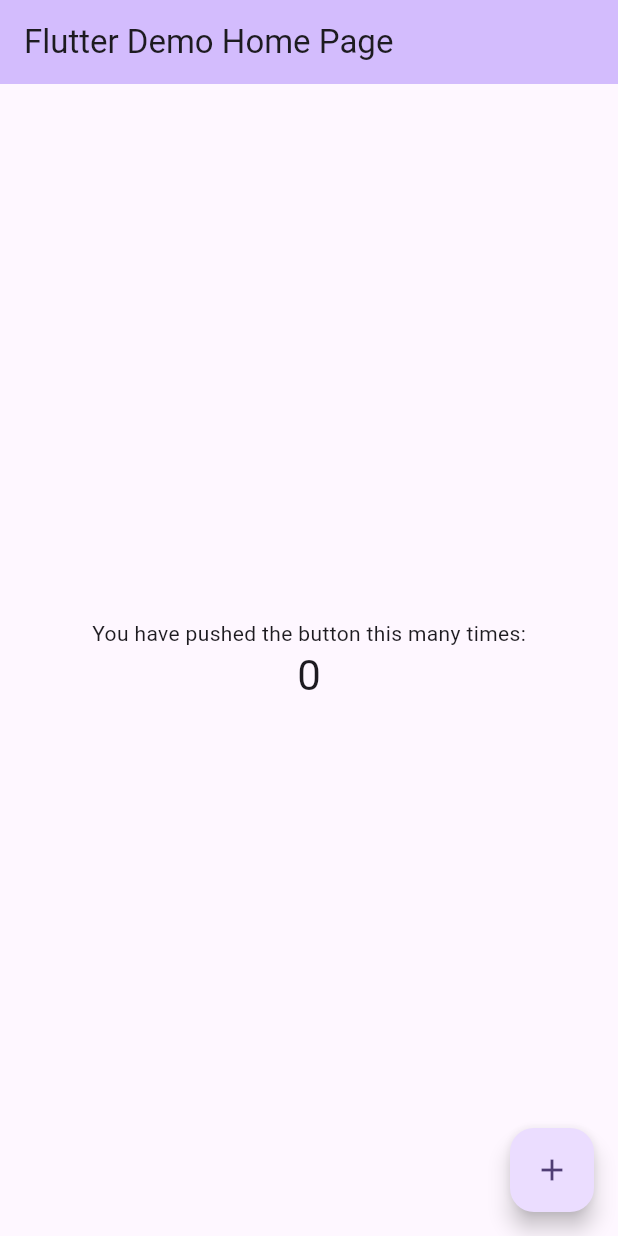
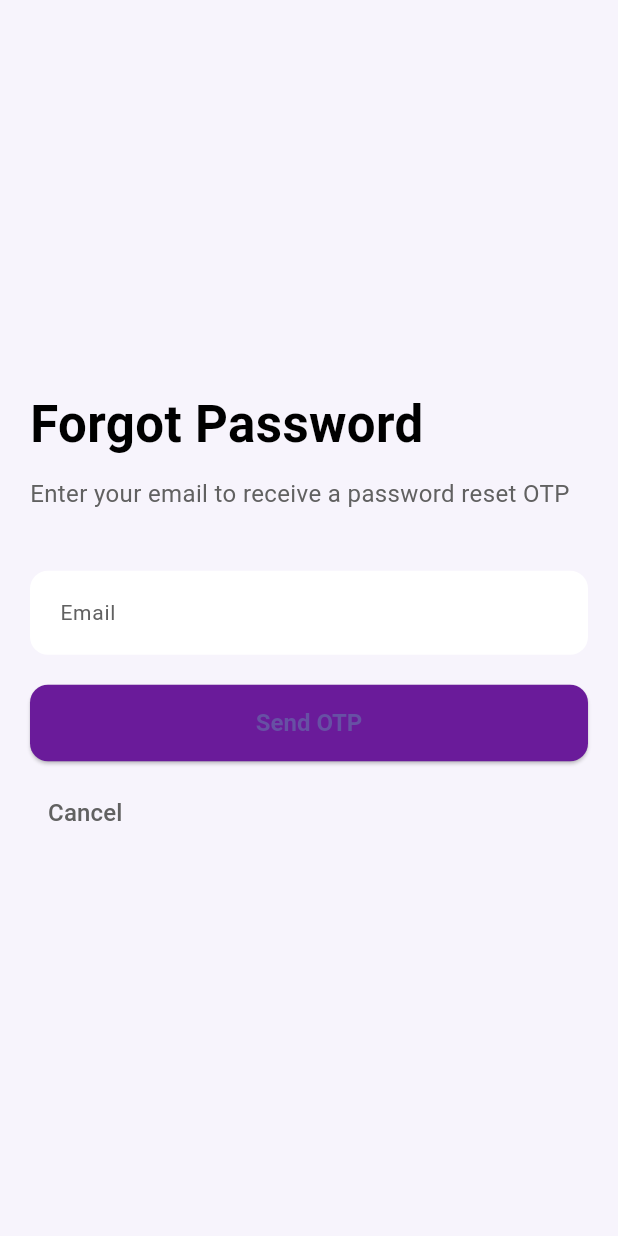
Before and after one commit to nadabha1/CodeCrew, a Flutter app: the screen it shows after launch, on a phone screen of 412 x 824 dp. Run offline on Flutter 3.47's test engine with Material 3 defaults, Android fonts, the light colour scheme and no system bars; our stand-ins replace shared_preferences; accounts and stored records are empty.

Commit message:
RESET AND FORGET PASSWORD

```diff
--- /dev/null
+++ b/projet_pim/devtools_options.yaml
@@ -0,0 +1,3 @@
+description: This file stores settings for Dart & Flutter DevTools.
+documentation: https://docs.flutter.dev/tools/devtools/extensions#configure-extension-enablement-states
+extensions:
--- /dev/null
+++ b/projet_pim/lib/Model/user_model.dart
@@ -0,0 +1,19 @@
+class User {
+  final String id;
+  final String name;
+  final String email;
+
+  User({
+    required this.id,
+    required this.name,
+    required this.email,
+  });
+
+  factory User.fromJson(Map<String, dynamic> json) {
+    return User(
+      id: json['_id'],
+      name: json['name'],
+      email: json['email'],
+    );
+  }
+}
--- /dev/null
+++ b/projet_pim/lib/Providers/auth_provider.dart
@@ -0,0 +1,47 @@
+import 'package:flutter/material.dart';
+import 'package:projet_pim/Model/user_model.dart';
+import 'package:projet_pim/ViewModel/auth_service.dart';
+import 'package:shared_preferences/shared_preferences.dart';
+
+
+class AuthProvider with ChangeNotifier {
+  User? _user;
+  String? _token;
+
+  User? get user => _user;
+  bool get isAuthenticated => _user != null;
+
+  final AuthService _authService = AuthService();
+
+  Future<void> login(String email, String password) async {
+    final data = await _authService.login(email, password);
+    _token = data['accessToken'];
+
+    final prefs = await SharedPreferences.getInstance();
+    prefs.setString('token', _token!);
+
+    _user = User.fromJson(data['user']);
+    notifyListeners();
+  }
+
+  Future<void> forgotPassword(String email) async {
+    await _authService.forgotPassword(email);
+  }
+
+  Future<void> resetPassword(String email, String otp, String newPassword) async {
+    await _authService.resetPasswordWithOtp(email, otp, newPassword);
+  }
+
+  void logout() async {
+    _user = null;
+    _token = null;
+
+    final prefs = await SharedPreferences.getInstance();
+    prefs.remove('token');
+    notifyListeners();
+  }
+
+  Future<void> verifyOtp(String email, String otp) async {
+   await _authService.verifyOtp(email, otp);
+  }
+}
--- /dev/null
+++ b/projet_pim/lib/View/forgot_password_screen.dart
@@ -0,0 +1,126 @@
+import 'package:flutter/material.dart';
+import 'package:projet_pim/View/reset_password_screen.dart';
+import 'package:provider/provider.dart';
+import '../providers/auth_provider.dart';
+
+class ForgotPasswordScreen extends StatelessWidget {
+  final _emailController = TextEditingController();
+
+  @override
+  Widget build(BuildContext context) {
+    final authProvider = Provider.of<AuthProvider>(context);
+
+    void _sendOtp() async {
+  try {
+    await authProvider.forgotPassword(_emailController.text);
+    ScaffoldMessenger.of(context).showSnackBar(
+      SnackBar(content: Text('OTP sent to your email')),
+    );
+
+    // Navigate to Reset Password Screen
+    Navigator.push(
+      context,
+      MaterialPageRoute(
+        builder: (context) => ResetPasswordScreen(email: _emailController.text),
+      ),
+    );
+  } catch (e) {
+    ScaffoldMessenger.of(context).showSnackBar(
+      SnackBar(content: Text(e.toString())),
+    );
+  }
+}
+
+
+    return Scaffold(
+      backgroundColor: const Color(0xFFF7F4FC), // Light purple background
+      body: Padding(
+        padding: const EdgeInsets.symmetric(horizontal: 20),
+        child: Column(
+          mainAxisAlignment: MainAxisAlignment.center,
+          crossAxisAlignment: CrossAxisAlignment.start,
+          children: [
+            // Title
+            Text(
+              "Forgot Password",
+              style: TextStyle(
+                fontSize: 34,
+                fontWeight: FontWeight.bold,
+                color: Colors.black,
+              ),
+            ),
+            SizedBox(height: 10),
+
+            // Subtitle
+            Text(
+              "Enter your email to receive a password reset OTP",
+              style: TextStyle(
+                fontSize: 16,
+                color: Colors.grey[700],
+              ),
+            ),
+            SizedBox(height: 40),
+
+            // Email Input
+            TextField(
+              controller: _emailController,
+              decoration: InputDecoration(
+                labelText: 'Email',
+                labelStyle: TextStyle(
+                  color: Colors.grey[700],
+                  fontSize: 14,
+                ),
+                filled: true,
+                fillColor: Colors.white,
+                border: OutlineInputBorder(
+                  borderRadius: BorderRadius.circular(12),
+                  borderSide: BorderSide.none,
+                ),
+                contentPadding: EdgeInsets.symmetric(
+                  vertical: 16,
+                  horizontal: 16,
+                ),
+              ),
+              keyboardType: TextInputType.emailAddress,
+            ),
+            SizedBox(height: 20),
+
+            // Send OTP Button
+            ElevatedButton(
+              onPressed: _sendOtp,
+              style: ElevatedButton.styleFrom(
+                backgroundColor: const Color(0xFF6A1B9A), // Purple button color
+                shape: RoundedRectangleBorder(
+                  borderRadius: BorderRadius.circular(12),
+                ),
+                padding: EdgeInsets.symmetric(
+                  vertical: 16,
+                ),
+                textStyle: TextStyle(
+                  fontSize: 16,
+                  fontWeight: FontWeight.bold,
+                ),
+              ),
+              child: Center(child: Text('Send OTP')),
+            ),
+            SizedBox(height: 10),
+
+            // Cancel Button
+            TextButton(
+              onPressed: () {
+                Navigator.pop(context);
+              },
+              child: Text(
+                "Cancel",
+                style: TextStyle(
+                  color: Colors.grey[700],
+                  fontSize: 16,
+                ),
+              ),
+            ),
+          ],
+        ),
+      ),
+    );
+  }
+}
--- /dev/null
+++ b/projet_pim/lib/ViewModel/auth_service.dart
@@ -0,0 +1,69 @@
+import 'dart:convert';
+import 'package:http/http.dart' as http;
+
+class AuthService {
+  final String baseUrl = 'http://10.0.2.2:3000/auth'; // Replace with your backend URL
+
+  Future<Map<String, dynamic>> login(String email, String password) async {
+    final response = await http.post(
+      Uri.parse('$baseUrl/login'),
+      headers: {'Content-Type': 'application/json'},
+      body: jsonEncode({'email': email, 'password': password}),
+    );
+
+    if (response.statusCode == 200) {
+      return jsonDecode(response.body);
+    } else {
+      throw Exception('Invalid credentials');
+    }
+  }
+
+  Future<String> forgotPassword(String email) async {
+    final response = await http.post(
+      Uri.parse('$baseUrl/forgot-password'),
+      headers: {'Content-Type': 'application/json'},
+      body: jsonEncode({'email': email}),
+    );
+
+    if (response.statusCode == 201) {
+      return jsonDecode(response.body)['message'];
+    } else {
+      throw Exception('Failed to send OTP');
+    }
+  }
+
+  Future<String> verifyOtp(String email, String otp) async {
+    final response = await http.post(
+      Uri.parse('$baseUrl/verify-otp'),
+      headers: {'Content-Type': 'application/json'},
+      body: jsonEncode({'email': email, 'otp': otp}),
+    );
+
+    if (response.statusCode == 201) {
+      final data = jsonDecode(response.body);
+      return data['message'];
+    } else {
+      throw Exception('Invalid or expired OTP');
+    }
+  }
+
+  Future<String> resetPasswordWithOtp(String email, String otp, String newPassword) async {
+  final response = await http.post(
+    Uri.parse('$baseUrl/reset-password-with-otp'),
+    headers: {'Content-Type': 'application/json'},
+    body: jsonEncode({
+      'email': email,
+      'otp': otp,
+      'password': newPassword,
+    }),
+  );
+
+  if (response.statusCode == 201) {
+    final data = jsonDecode(response.body);
+    return data['message'];
+  } else {
+    throw Exception('Failed to reset password: ${response.body}');
+  }
+}
+
+}
--- a/projet_pim/lib/main.dart
+++ b/projet_pim/lib/main.dart
@@ -1,125 +1,26 @@
 import 'package:flutter/material.dart';
+import 'package:projet_pim/View/forgot_password_screen.dart';
+import 'package:projet_pim/View/reset_password_screen.dart';
+import 'package:provider/provider.dart';
+import './providers/auth_provider.dart';
 
 void main() {
-  runApp(const MyApp());
+  runApp(MyApp());
 }
 
 class MyApp extends StatelessWidget {
-  const MyApp({super.key});
-
-  // This widget is the root of your application.
   @override
   Widget build(BuildContext context) {
-    return MaterialApp(
-      title: 'Flutter Demo',
-      theme: ThemeData(
-        // This is the theme of your application.
-        //
-        // TRY THIS: Try running your application with "flutter run". You'll see
-        // the application has a purple toolbar. Then, without quitting the app,
-        // try changing the seedColor in the colorScheme below to Colors.green
-        // and then invoke "hot reload" (save your changes or press the "hot
-        // reload" button in a Flutter-supported IDE, or press "r" if you used
-        // the command line to start the app).
-        //
-        // Notice that the counter didn't reset back to zero; the application
-        // state is not lost during the reload. To reset the state, use hot
-        // restart instead.
-        //
-        // This works for code too, not just values: Most code changes can be
-        // tested with just a hot reload.
-        colorScheme: ColorScheme.fromSeed(seedColor: Colors.deepPurple),
-        useMaterial3: true,
+    return ChangeNotifierProvider(
+      create: (context) => AuthProvider(),
+      child: MaterialApp(
+        title: 'User Management',
+        initialRoute: '/forgot-password',
+        routes: {
+          '/forgot-password': (context) => ForgotPasswordScreen(),
+          '/reset-password': (context) => ResetPasswordScreen(email: 'nadabha135@gmail.com'),
+        },
       ),
-      home: const MyHomePage(title: 'Flutter Demo Home Page'),
     );
   }
 }
-
-class MyHomePage extends StatefulWidget {
-  const MyHomePage({super.key, required this.title});
-
-  // This widget is the home page of your application. It is stateful, meaning
-  // that it has a State object (defined below) that contains fields that affect
-  // how it looks.
-
-  // This class is the configuration for the state. It holds the values (in this
-  // case the title) provided by the parent (in this case the App widget) and
-  // used by the build method of the State. Fields in a Widget subclass are
-  // always marked "final".
-
-  final String title;
-
-  @override
-  State<MyHomePage> createState() => _MyHomePageState();
-}
-
-class _MyHomePageState extends State<MyHomePage> {
-  int _counter = 0;
-
-  void _incrementCounter() {
-    setState(() {
-      // This call to setState tells the Flutter framework that something has
-      // changed in this State, which causes it to rerun the build method below
-      // so that the display can reflect the updated values. If we changed
-      // _counter without calling setState(), then the build method would not be
-      // called again, and so nothing would appear to happen.
-      _counter++;
-    });
-  }
-
-  @override
-  Widget build(BuildContext context) {
-    // This method is rerun every time setState is called, for instance as done
-    // by the _incrementCounter method above.
-    //
-    // The Flutter framework has been optimized to make rerunning build methods
-    // fast, so that you can just rebuild anything that needs updating rather
-    // than having to individually change instances of widgets.
-    return Scaffold(
-      appBar: AppBar(
-        // TRY THIS: Try changing the color here to a specific color (to
-        // Colors.amber, perhaps?) and trigger a hot reload to see the AppBar
-        // change color while the other colors stay the same.
-        backgroundColor: Theme.of(context).colorScheme.inversePrimary,
-        // Here we take the value from the MyHomePage object that was created by
-        // the App.build method, and use it to set our appbar title.
-        title: Text(widget.title),
-      ),
-      body: Center(
-        // Center is a layout widget. It takes a single child and positions it
-        // in the middle of the parent.
-        child: Column(
-          // Column is also a layout widget. It takes a list of children and
-          // arranges them vertically. By default, it sizes itself to fit its
-          // children horizontally, and tries to be as tall as its parent.
-          //
-          // Column has various properties to control how it sizes itself and
-          // how it positions its children. Here we use mainAxisAlignment to
-          // center the children vertically; the main axis here is the vertical
-          // axis because Columns are vertical (the cross axis would be
-          // horizontal).
-          //
-          // TRY THIS: Invoke "debug painting" (choose the "Toggle Debug Paint"
-          // action in the IDE, or press "p" in the console), to see the
-          // wireframe for each widget.
-          mainAxisAlignment: MainAxisAlignment.center,
-          children: <Widget>[
-            const Text(
-              'You have pushed the button this many times:',
-            ),
-            Text(
-              '$_counter',
-              style: Theme.of(context).textTheme.headlineMedium,
-            ),
-          ],
-        ),
-      ),
-      floatingActionButton: FloatingActionButton(
-        onPressed: _incrementCounter,
-        tooltip: 'Increment',
-        child: const Icon(Icons.add),
-      ), // This trailing comma makes auto-formatting nicer for build methods.
-    );
-  }
-}
--- a/projet_pim/pubspec.yaml
+++ b/projet_pim/pubspec.yaml
@@ -30,6 +30,10 @@ environment:
 dependencies:
   flutter:
     sdk: flutter
+  http: ^1.3.0
+  provider: ^6.1.2
+  shared_preferences: ^2.5.1
+
 
 
   # The following adds the Cupertino Icons font to your application.
```
Also changed, not shown: projet_pim/lib/View/reset_password_screen.dart (added, +166 -0 lines), projet_pim/pubspec.lock, 1 other file.
